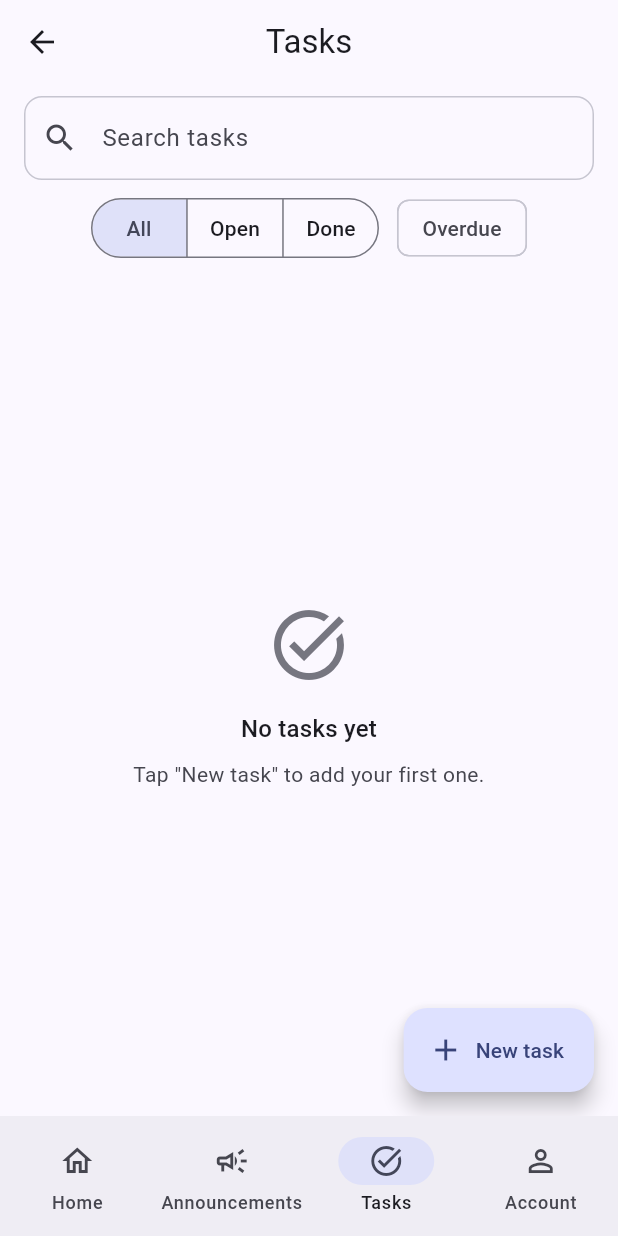
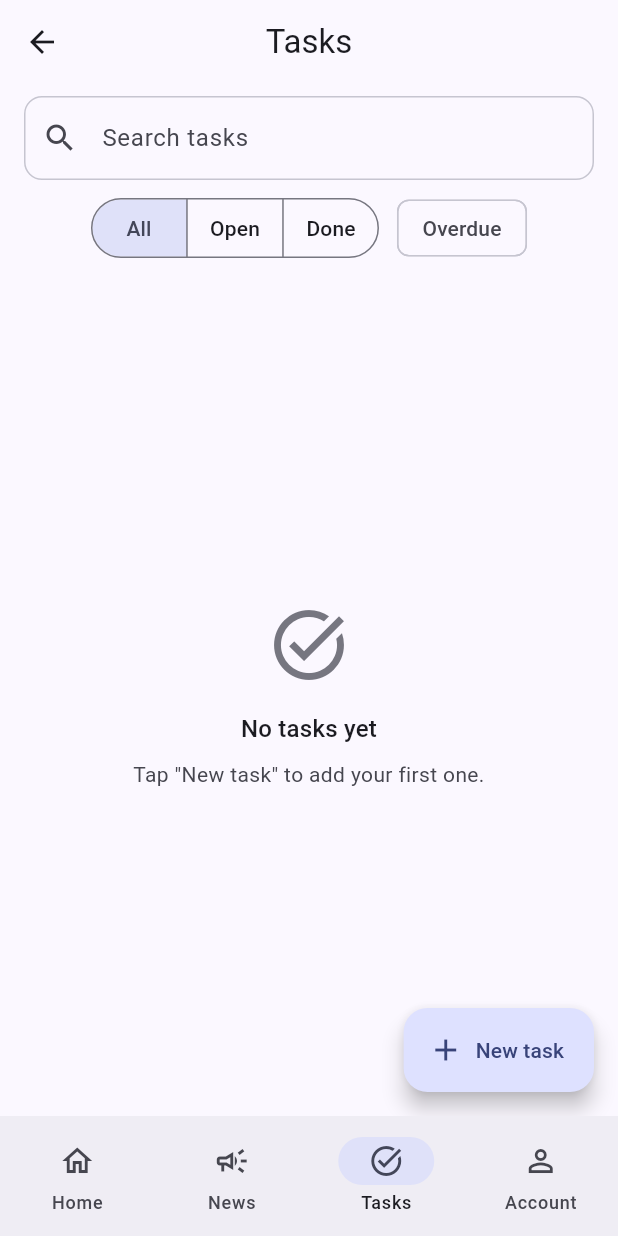
Before and after one commit to Marzouki-Sami/campus-companion-app, a Flutter app: the HomeScreen screen opened by its route, after a tap on an icon or button, on a phone screen of 412 x 824 dp. Run offline on Flutter 3.47's test engine with Material 3 defaults, Android fonts, the phone set to English and light mode, and no system bars; our stand-ins replace cloud_firestore, firebase_auth, firebase_core, shared_preferences; accounts and stored records are empty; generated files the repository leaves out were written again.

Commit message:
fix(ui): polish after on-device review
- Load tasks as soon as the signed-in user is known (cold start showed 0 tasks)
- Rename the bottom tab to 'News' so the label no longer wraps
- Equal-height dashboard stat cards
- Keep the brand blue vivid in light mode
- Shorten the admin stat label

```diff
--- a/lib/core/theme/app_theme.dart
+++ b/lib/core/theme/app_theme.dart
@@ -9,10 +9,14 @@ abstract final class AppTheme {
   static ThemeData get dark => _build(Brightness.dark);
 
   static ThemeData _build(Brightness brightness) {
-    final scheme = ColorScheme.fromSeed(
+    final generated = ColorScheme.fromSeed(
       seedColor: _seed,
       brightness: brightness,
     );
+    // Keep the brand colour vivid in light mode instead of the muted tonal one.
+    final scheme = brightness == Brightness.light
+        ? generated.copyWith(primary: _seed, onPrimary: Colors.white)
+        : generated;
     final fieldBorder = OutlineInputBorder(
       borderRadius: BorderRadius.circular(12),
     );
--- a/lib/features/admin/presentation/screens/admin_dashboard_screen.dart
+++ b/lib/features/admin/presentation/screens/admin_dashboard_screen.dart
@@ -56,7 +56,7 @@ class AdminDashboardScreen extends StatelessWidget {
                 children: [
                   _Stat(label: 'Users', value: users),
                   const SizedBox(width: 12),
-                  _Stat(label: 'Announcements', value: announcements),
+                  _Stat(label: 'News', value: announcements),
                   const SizedBox(width: 12),
                   _Stat(label: 'Categories', value: categories),
                 ],
--- a/lib/features/home/presentation/screens/home_screen.dart
+++ b/lib/features/home/presentation/screens/home_screen.dart
@@ -26,16 +26,30 @@ class _HomeScreenState extends State<HomeScreen> {
 
   int _index = _homeTab;
 
+  String? _tasksLoadedFor;
+
   @override
   void initState() {
     super.initState();
     // Provider calls notify listeners, so they must not run during build.
     WidgetsBinding.instance.addPostFrameCallback((_) {
-      final userId = context.read<AuthProvider>().currentUser?.id;
-      if (userId != null) context.read<TaskProvider>().loadTasks(userId);
       context.read<AnnouncementProvider>().loadAnnouncements();
       context.read<CategoryProvider>().loadCategories();
     });
+  }
+
+  @override
+  void didChangeDependencies() {
+    super.didChangeDependencies();
+    // The profile resolves asynchronously after a cold start, so tasks are
+    // loaded as soon as the signed-in user becomes known.
+    final userId = context.watch<AuthProvider>().currentUser?.id;
+    if (userId != null && userId != _tasksLoadedFor) {
+      _tasksLoadedFor = userId;
+      WidgetsBinding.instance.addPostFrameCallback((_) {
+        if (mounted) context.read<TaskProvider>().loadTasks(userId);
+      });
+    }
   }
 
   void _select(int index) => setState(() => _index = index);
@@ -72,7 +86,7 @@ class _HomeScreenState extends State<HomeScreen> {
             NavigationDestination(
               icon: Icon(Icons.campaign_outlined),
               selectedIcon: Icon(Icons.campaign),
-              label: 'Announcements',
+              label: 'News',
             ),
             NavigationDestination(
               icon: Icon(Icons.task_alt_outlined),
--- a/lib/features/home/presentation/widgets/dashboard_tab.dart
+++ b/lib/features/home/presentation/widgets/dashboard_tab.dart
@@ -80,7 +80,9 @@ class DashboardTab extends StatelessWidget {
                   ?.copyWith(color: theme.colorScheme.onSurfaceVariant),
             ),
             const SizedBox(height: 20),
-            Row(
+            IntrinsicHeight(
+              child: Row(
+                crossAxisAlignment: CrossAxisAlignment.stretch,
                 children: [
                   _StatCard(
                     icon: Icons.check_circle_outline,
@@ -104,6 +106,7 @@ class DashboardTab extends StatelessWidget {
                     onTap: onSeeAllAnnouncements,
                   ),
                 ],
+              ),
             ),
             const SizedBox(height: 28),
             _SectionHeader(title: 'Up next', onSeeAll: onSeeAllTasks),
```
Lines whose indentation alone changed are shown as unchanged.
